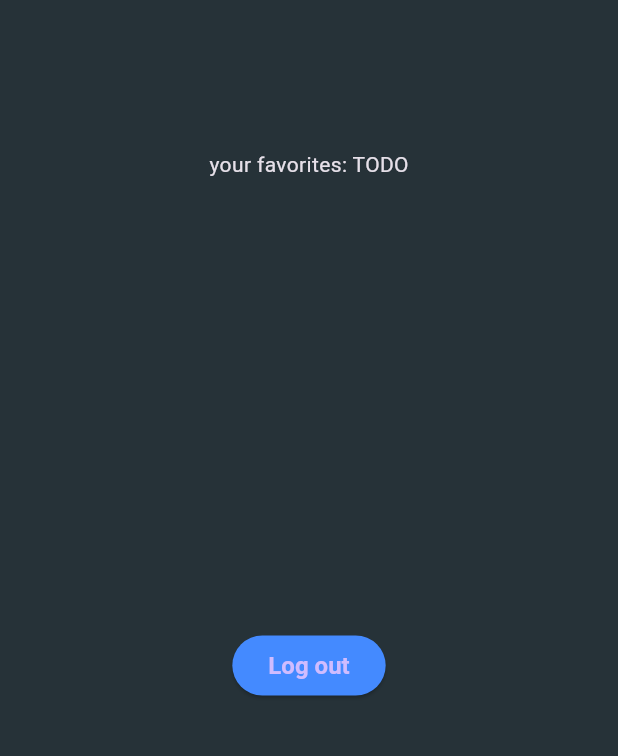
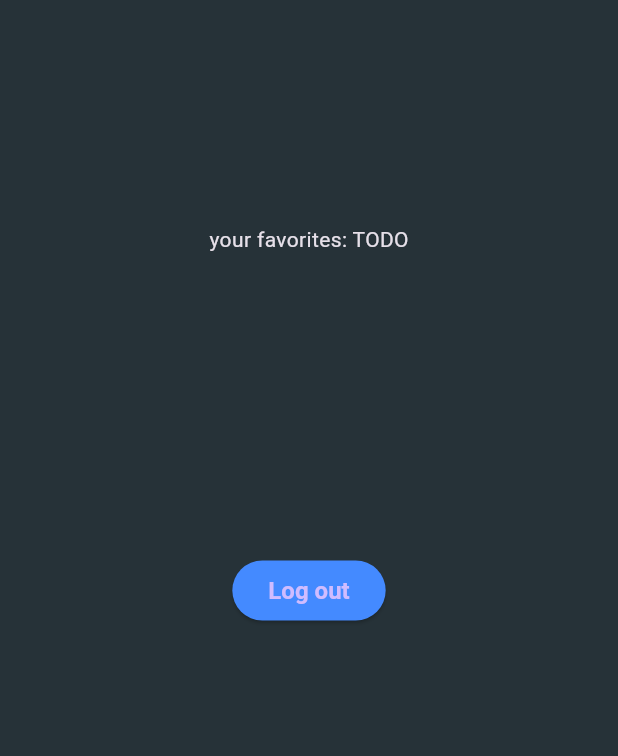
Before and after one commit to lepplaju/recipes_app, a Flutter app: the AccountPage widget shown alone on an empty page, opened directly, on a phone screen of 412 x 824 dp, the part 140-896 px from its top. Run offline on Flutter 3.47's test engine with Material 3 defaults, Android fonts, the phone set to English and light mode, and no system bars; our stand-ins replace cloud_firestore, email_validator, firebase_auth, firebase_core, flutter_riverpod, go_router and 1 more; accounts and stored records are empty.

Commit message:
fix search and visual changes

```diff
--- a/lib/screens/account_page.dart
+++ b/lib/screens/account_page.dart
@@ -19,11 +19,15 @@ class AccountPage extends ConsumerWidget {
     var favoriteRecipes = [];
     List<Widget> recipeCards = yourRecipes
         .map((recipe) => Card(
-              child: Text(recipe.name),
+              child: Container(
+                  width: 200,
+                  padding: EdgeInsets.all(10),
+                  child: Text(recipe.name)),
             ))
         .toList();
 
-    return Center(
+    return SingleChildScrollView(
+        child: Center(
             child: Container(
                 padding: EdgeInsets.only(top: 25),
                 child: Column(children: [
@@ -34,19 +38,18 @@ class AccountPage extends ConsumerWidget {
                     },
                   ),
                   const Text("your recipes:"),
-              yourRecipes.isEmpty
+                  Container(
+                    margin: EdgeInsets.all(25),
+                    child: yourRecipes.isEmpty
                         ? const SizedBox(height: 100)
-                  : Column(
-                      children: [...recipeCards],
+                        : Column(children: recipeCards),
                   ),
                   const Text("your favorites: TODO"),
                   favoriteRecipes.isEmpty
                       ? const SizedBox(height: 100)
-                  : Column(
-                      children: [...recipeCards],
-                    ),
+                      : Text("FAVORITES TODO"),
                   SizedBox(
-                height: 200,
+                    height: 100,
                   ),
                   ElevatedButton(
                       onPressed: () {
@@ -58,7 +61,7 @@ class AccountPage extends ConsumerWidget {
                                 ));
                       },
                       child: Text("Log out"))
-            ])));
+                ]))));
   }
 
   Future logout() async {
--- a/lib/screens/main_page.dart
+++ b/lib/screens/main_page.dart
@@ -24,7 +24,7 @@ class MainPage extends StatelessWidget {
               onPressed: () {
                 context.go("/temp");
               },
-              child: const Text("Go to category page"))),
+              child: const Text("go to debug page"))),
     ])));
   }
 }
--- a/lib/screens/recipes_listView.dart
+++ b/lib/screens/recipes_listView.dart
@@ -51,8 +51,10 @@ class RecipeListState extends ConsumerState<RecipeList> {
   @override
   Widget build(BuildContext context) {
     return SingleChildScrollView(
-      child:
-          Column(children: [Text("List of recipes:"), ...createColumnItems()]),
+      child: Container(
+          padding: EdgeInsets.all(20),
+          child: Column(
+              children: [Text("List of recipes:"), ...createColumnItems()])),
     );
   }
 }
```
Also changed, not shown: lib/screens/categories_page.dart (+6 -2 lines), lib/widgets/custom_top_bar.dart (+12 -1 lines). Lines whose indentation alone changed are shown as unchanged.
